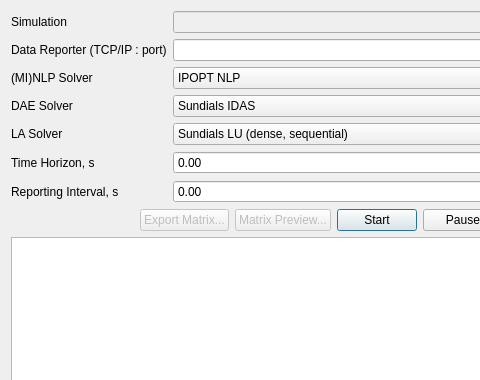
Qt form trunk/python-files/daeSimulator/Simulator.ui (v1kko/daetools) before a commit; both pictures show x 0 to 480 and y 0 to 380 of the 600 by 550 pixel window.
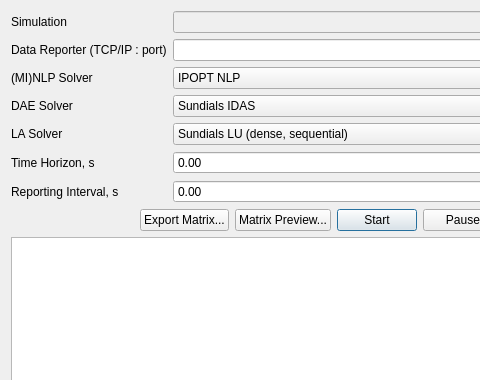
The same form after that commit. Icons and pictures are not drawn.

The edit to the form file:
```diff
--- a/trunk/python-files/daeSimulator/Simulator.ui
+++ b/trunk/python-files/daeSimulator/Simulator.ui
@@ -222,7 +222,7 @@
      <item>
       <widget class="QPushButton" name="ExportButton">
        <property name="enabled">
-        <bool>false</bool>
+        <bool>true</bool>
        </property>
        <property name="text">
         <string>Export Matrix...</string>
@@ -232,7 +232,7 @@
      <item>
       <widget class="QPushButton" name="MatrixButton">
        <property name="enabled">
-        <bool>false</bool>
+        <bool>true</bool>
        </property>
        <property name="text">
         <string>Matrix Preview...</string>
```
Left out of the diff: 7 changed lines with no effect on the pictures.
